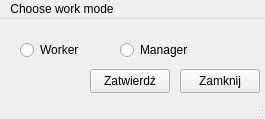
Old version of the form PassRipperCLI/mainwindow.ui in the repository Kamil-Klecz/PassRipper.
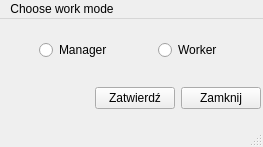
New version of the form.

What changed in the file:
```diff
--- a/PassRipperCLI/mainwindow.ui
+++ b/PassRipperCLI/mainwindow.ui
@@ -6,8 +6,8 @@
    <rect>
     <x>0</x>
     <y>0</y>
-    <width>265</width>
-    <height>119</height>
+    <width>263</width>
+    <height>147</height>
    </rect>
   </property>
   <property name="sizePolicy">
@@ -20,65 +20,113 @@
    <string>MainWindow</string>
   </property>
   <widget class="QWidget" name="centralwidget">
-   <widget class="QRadioButton" name="radioWorker">
+   <widget class="QWidget" name="verticalLayoutWidget">
     <property name="geometry">
      <rect>
-      <x>20</x>
-      <y>20</y>
-      <width>91</width>
-      <height>22</height>
+      <x>0</x>
+      <y>0</y>
+      <width>261</width>
+      <height>111</height>
      </rect>
     </property>
-    <property name="text">
-     <string>Worker</string>
-    </property>
-   </widget>
+    <layout class="QVBoxLayout" name="verticalLayout">
+     <item>
+      <layout class="QHBoxLayout" name="horizontalLayout">
+       <item>
+        <spacer name="horizontalSpacer_2">
+         <property name="orientation">
+          <enum>Qt::Horizontal</enum>
+         </property>
+         <property name="sizeHint" stdset="0">
+          <size>
+           <width>40</width>
+           <height>20</height>
+          </size>
+         </property>
+        </spacer>
+       </item>
+       <item>
    <widget class="QRadioButton" name="radioManager">
-    <property name="geometry">
-     <rect>
-      <x>120</x>
-      <y>20</y>
-      <width>91</width>
-      <height>22</height>
-     </rect>
-    </property>
     <property name="text">
      <string>Manager</string>
     </property>
    </widget>
+       </item>
+       <item>
+        <spacer name="horizontalSpacer_4">
+         <property name="orientation">
+          <enum>Qt::Horizontal</enum>
+         </property>
+         <property name="sizeHint" stdset="0">
+          <size>
+           <width>40</width>
+           <height>20</height>
+          </size>
+         </property>
+        </spacer>
+       </item>
+       <item>
+        <widget class="QRadioButton" name="radioWorker">
+         <property name="text">
+          <string>Worker</string>
+         </property>
+        </widget>
+       </item>
+       <item>
+        <spacer name="horizontalSpacer_3">
+         <property name="orientation">
+          <enum>Qt::Horizontal</enum>
+         </property>
+         <property name="sizeHint" stdset="0">
+          <size>
+           <width>40</width>
+           <height>20</height>
+          </size>
+         </property>
+        </spacer>
+       </item>
+      </layout>
+     </item>
+     <item>
+      <layout class="QHBoxLayout" name="horizontalLayout_2">
+       <item>
+        <spacer name="horizontalSpacer">
+         <property name="orientation">
+          <enum>Qt::Horizontal</enum>
+         </property>
+         <property name="sizeHint" stdset="0">
+          <size>
+           <width>40</width>
+           <height>20</height>
+          </size>
+         </property>
+        </spacer>
+       </item>
+       <item>
    <widget class="QPushButton" name="btnConfirm">
-    <property name="geometry">
-     <rect>
-      <x>90</x>
-      <y>50</y>
-      <width>80</width>
-      <height>24</height>
-     </rect>
-    </property>
     <property name="text">
      <string>Zatwierdź</string>
     </property>
    </widget>
+       </item>
+       <item>
    <widget class="QPushButton" name="btnClose">
-    <property name="geometry">
-     <rect>
-      <x>180</x>
-      <y>50</y>
-      <width>80</width>
-      <height>24</height>
-     </rect>
-    </property>
     <property name="text">
      <string>Zamknij</string>
     </property>
    </widget>
+       </item>
+      </layout>
+     </item>
+    </layout>
+   </widget>
   </widget>
   <widget class="QMenuBar" name="menubar">
    <property name="geometry">
     <rect>
      <x>0</x>
      <y>0</y>
-     <width>265</width>
+     <width>263</width>
      <height>21</height>
     </rect>
    </property>
```
Lines whose indentation alone changed are shown as unchanged.
